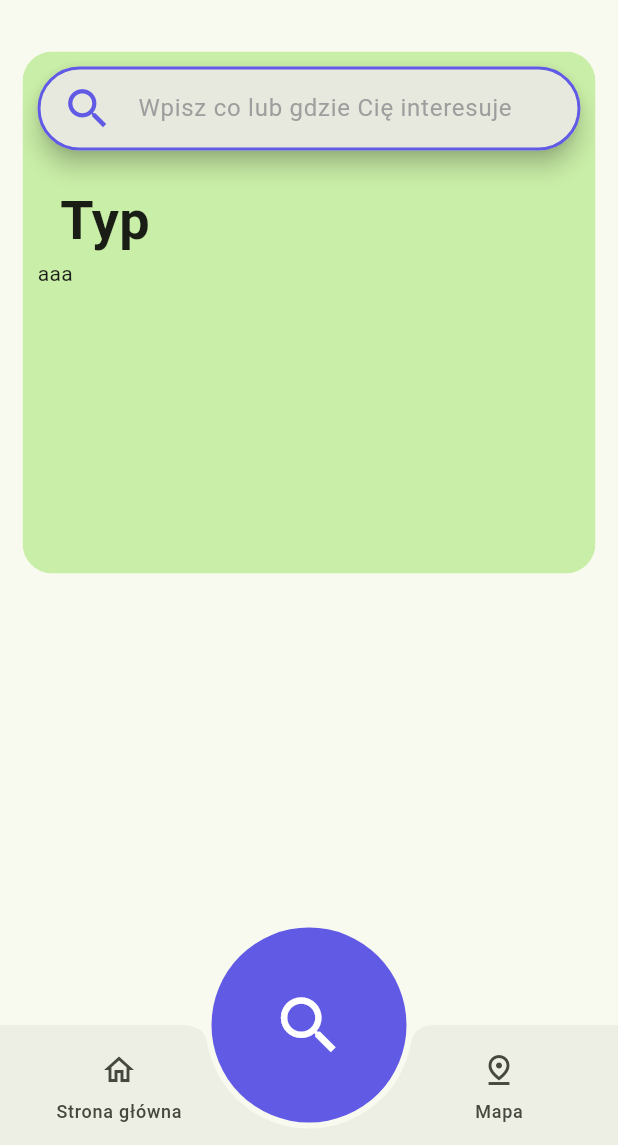
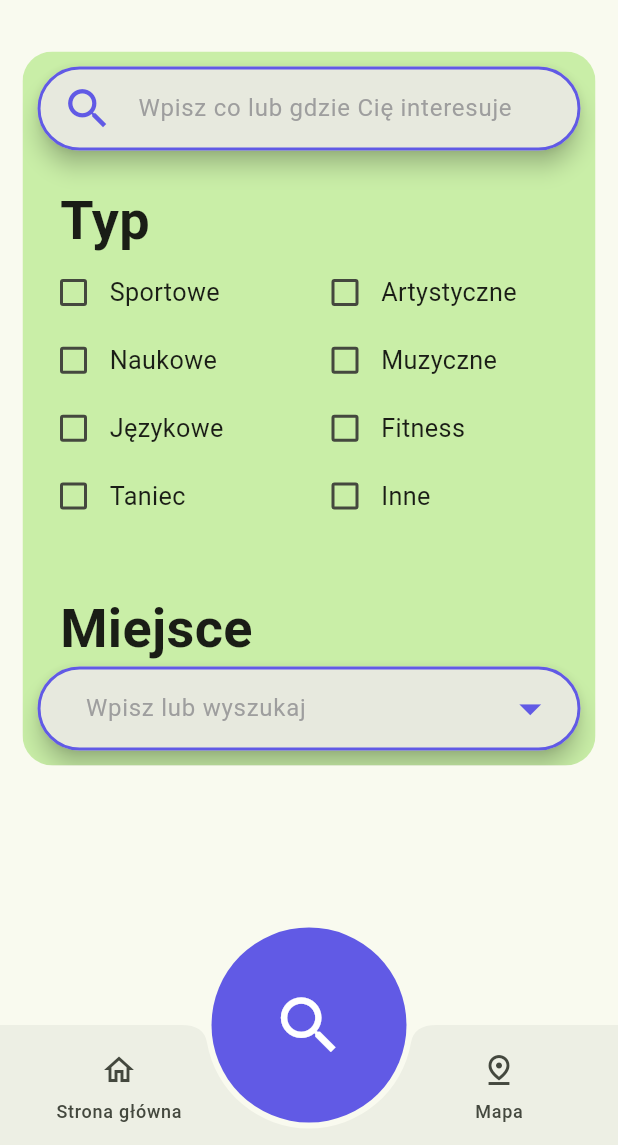
Before and after one commit to III-This-is-fine/warszta-wawa, a Flutter app: the screen it shows after launch, after a tap on the "search" icon, on a phone screen of 412 x 824 dp, the part 91-1236 px from its top. Run offline on Flutter 3.47's test engine with Material 3 defaults, Android fonts, the phone set to English and light mode, and no system bars; our stand-ins replace flutter_map, latlong2; missing offline and left inert: flutter_map_marker_cluster, flutter_map_tile_caching.

Commit message:
search search search search search search search search search search search search search search search

```diff
--- /dev/null
+++ b/devtools_options.yaml
@@ -0,0 +1 @@
+extensions:
--- a/lib/data/CommonData.dart
+++ b/lib/data/CommonData.dart
@@ -1,14 +1,17 @@
 import 'dart:math';
 
 import 'package:flutter/material.dart';
+import 'package:latlong2/latlong.dart';
 
 class CommonData {
   List<(double, double)> markers;
   List<(IconData, String)> categories;
+  List<(String, LatLng)> districts;
 
   CommonData({
     required this.markers,
     required this.categories,
+    required this.districts,
   });
 }
 
@@ -38,8 +41,32 @@ CommonData mockData() {
             rng.nextDouble() * (lonMax - lonMin) + lonMin
           ));
 
+  var distincts = [
+    ("Żoliborz", LatLng(0, 0)),
+    ("Wola", LatLng(0, 0)),
+    ("Włochy", LatLng(0, 0)),
+    ("Wilanów", LatLng(0, 0)),
+    ("Wesoła", LatLng(0, 0)),
+    ("Wawer", LatLng(0, 0)),
+    ("Ursynów", LatLng(0, 0)),
+    ("Ursus", LatLng(0, 0)),
+    ("Targówek", LatLng(0, 0)),
+    ("Śródmieście", LatLng(0, 0)),
+    ("Rembertów", LatLng(0, 0)),
+    ("Praga-Północ", LatLng(0, 0)),
+    ("Praga-Południe", LatLng(0, 0)),
+    ("Ochota", LatLng(0, 0)),
+    ("Mokotów", LatLng(0, 0)),
+    ("Bielany", LatLng(0, 0)),
+    ("Białołęka", LatLng(0, 0)),
+    ("Bemowo", LatLng(0, 0)),
+  ];
+
+  distincts.sort((a, b) => a.$1.compareTo(b.$1));
+
   return CommonData(
     markers: markers,
     categories: categories,
+    districts: distincts,
   );
 }
--- a/lib/main.dart
+++ b/lib/main.dart
@@ -77,6 +77,19 @@ class MyHomePageState extends State<MyHomePage> {
   double _fab_size = 100.0;
   CommonData? _commonData = null;
   bool _isBackVisible = false;
+  Map<String, bool> categories = {};
+
+  bool getCategory(String name) {
+    if (categories.containsKey(name)) {
+      return categories[name]!;
+    } else {
+      return false;
+    }
+  }
+
+  void setCategory(String name, bool value) {
+    categories[name] = value;
+  }
 
   @override
   Widget build(BuildContext context) {
--- a/lib/search/searchNav.dart
+++ b/lib/search/searchNav.dart
@@ -70,7 +70,96 @@ Widget makeSearch(MyHomePageState homePageState, BuildContext context,
               subtitle('Typ'),
               SizedBox(
                 height: 200,
-                child: Text('aaa'),
+                child: GridView.count(
+                  crossAxisCount: 2,
+                  physics: new NeverScrollableScrollPhysics(),
+                  childAspectRatio: 4,
+                  children: _commonData!.categories.map((e) {
+                    return GestureDetector(
+                      onTap: () {
+                        homePageState.setState(() {
+                          homePageState.setCategory(
+                              e.$2, !homePageState.getCategory(e.$2));
+                        });
+                      },
+                      child: Center(
+                        child: Row(
+                          children: [
+                            Checkbox(
+                              value: homePageState.getCategory(e.$2),
+                              activeColor:
+                                  Theme.of(context).colorScheme.tertiary,
+                              onChanged: (bool? value) {
+                                if (value != null) {
+                                  homePageState.setState(() {
+                                    homePageState.setCategory(e.$2, value);
+                                  });
+                                }
+                              },
+                            ),
+                            Text(e.$2,
+                                textAlign: TextAlign.left,
+                                textScaler: TextScaler.linear(1.2)),
+                          ],
+                        ),
+                      ),
+                    );
+                  }).toList(),
+                ),
+              ),
+              Text(''),
+              subtitle('Miejsce'),
+              Wrap(
+                children: [
+                  SearchAnchor(builder: (
+                    BuildContext context,
+                    SearchController controller,
+                  ) {
+                    return SearchBar(
+                      controller: controller,
+                      padding: const MaterialStatePropertyAll<EdgeInsets>(
+                          EdgeInsets.symmetric(horizontal: 16.0)),
+                      onTap: () {
+                        controller.openView();
+                      },
+                      onChanged: (_) {
+                        controller.openView();
+                      },
+                      trailing: [Icon(
+                        Icons.arrow_drop_down_sharp,
+                        color: Theme.of(context).colorScheme.tertiary,
+                        size: 35,
+                      )],
+                      hintText: 'Wpisz lub wyszukaj',
+                      hintStyle: MaterialStateProperty.resolveWith(
+                        (states) => TextStyle(color: Colors.grey),
+                      ),
+                      shape: MaterialStateProperty.resolveWith(
+                        (states) => RoundedRectangleBorder(
+                          borderRadius: BorderRadius.circular(100.0),
+                          side: BorderSide(
+                              color: Theme.of(context).colorScheme.tertiary,
+                              width: 2.0),
+                        ),
+                      ),
+                    );
+                  }, suggestionsBuilder: (
+                    BuildContext context,
+                    SearchController controller,
+                  ) {
+                    return _commonData.districts.map((dis) {
+                      final String item = dis.$1;
+                      return ListTile(
+                        title: Text(item),
+                        onTap: () {
+                          homePageState.setState(() {
+                            controller.closeView(item);
+                          });
+                        },
+                      );
+                    }).toList();
+                  }),
+                ],
               ),
             ],
           ),
```
